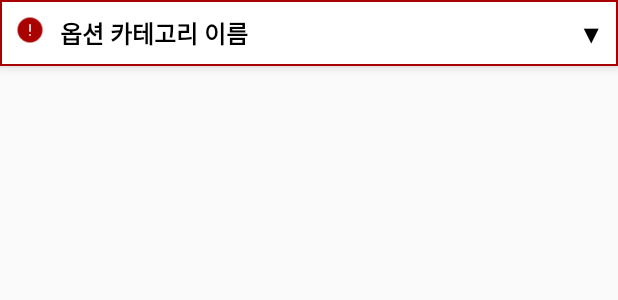
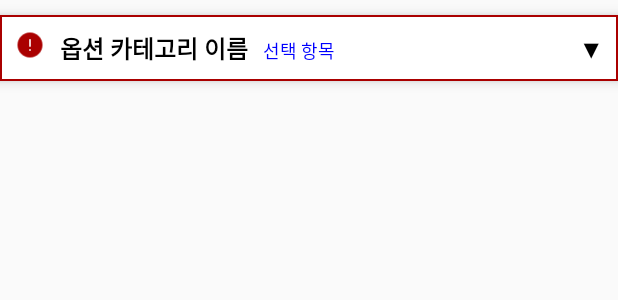
Before and after one commit to heukhyeon/OrderService, an Android app: the layout item_menuitem_option_header.xml on its own in the app's theme, with its tools: preview values and no code run, on a phone screen of 412 x 824 dp. Shown: the top 300 px of the screen. Run offline under Robolectric (Android 15) with nearby library versions, the phone set to English and light mode, and no system bars.

Commit message:
selectedItemText

```diff
--- a/app/src/main/java/kr/evalon/orderservice/scene/order/option/OptionSelectHeaderVm.kt
+++ b/app/src/main/java/kr/evalon/orderservice/scene/order/option/OptionSelectHeaderVm.kt
@@ -14,6 +14,9 @@ class OptionSelectHeaderVm(val model:ItemOption, targetItems:List<MenuItem>) {
     val selectCompleted: LiveData<Boolean> = Transformations.map(selectChangedLiveData){
         it != null
     }
+    val selectedItemText: LiveData<String> = Transformations.map(selectChangedLiveData){
+        it?.model?.name ?: ""
+    }
 
     init {
         val codes = targetItems.map { it.code }.sorted()
--- a/app/src/main/res/layout/item_menuitem_option_header.xml
+++ b/app/src/main/res/layout/item_menuitem_option_header.xml
@@ -11,6 +11,7 @@
         android:layout_height="wrap_content"
         android:orientation="horizontal"
         android:onClick="@{(v)->vm.click()}"
+        android:layout_marginTop="10dp"
         android:activated="@{vm.selectCompleted}"
         android:background="@drawable/bg_option_header"
         android:elevation="5dp"
@@ -20,17 +21,27 @@
             android:layout_height="20dp"
             android:src="@drawable/icon_header_status"/>
        <TextView
-           android:layout_width="0dp"
+           android:layout_width="wrap_content"
            android:layout_height="wrap_content"
            android:maxLines="1"
            android:ellipsize="end"
-           android:layout_weight="1"
            android:layout_marginStart="10dp"
            android:text="@{vm.model.name}"
            tools:text="옵션 카테고리 이름"
            android:textSize="16sp"
            android:textColor="#000"
            android:textStyle="bold"/>
+        <TextView
+            android:layout_width="0dp"
+            android:layout_height="wrap_content"
+            android:maxLines="1"
+            android:layout_weight="1"
+            android:ellipsize="end"
+            android:layout_marginStart="10dp"
+            tools:text="선택 항목"
+            android:text="@{vm.selectedItemText}"
+            android:textSize="12sp"
+            android:textColor="#00f"/>
         <TextView
             android:id="@+id/view_header_direction"
             android:layout_width="wrap_content"
```
